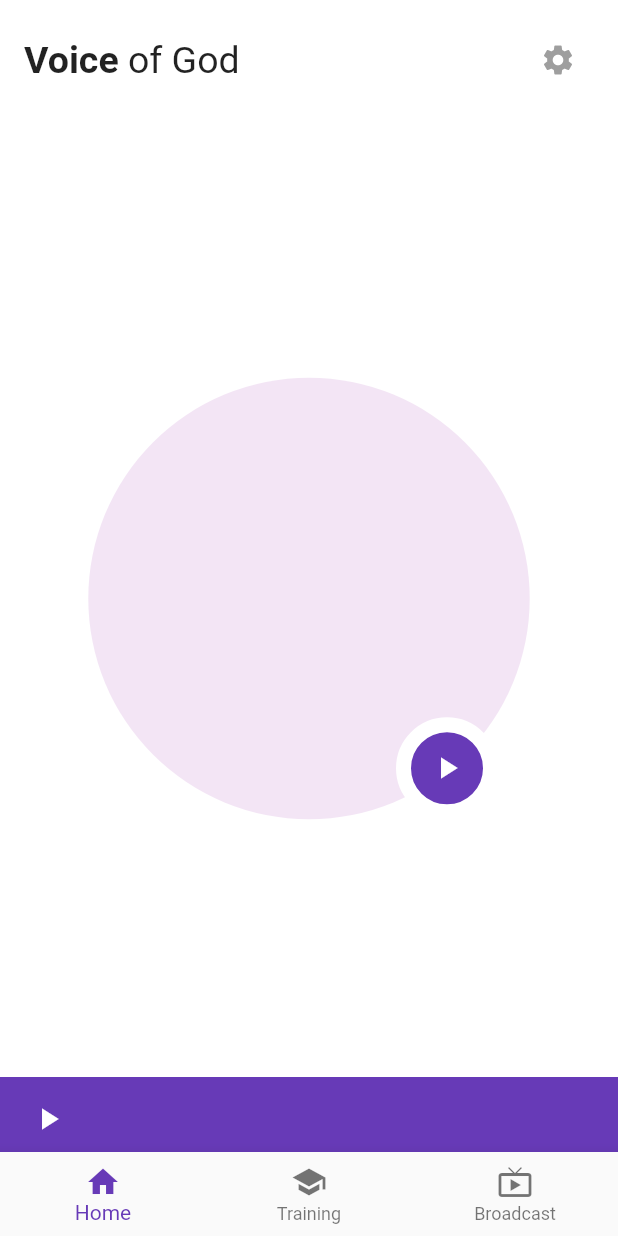
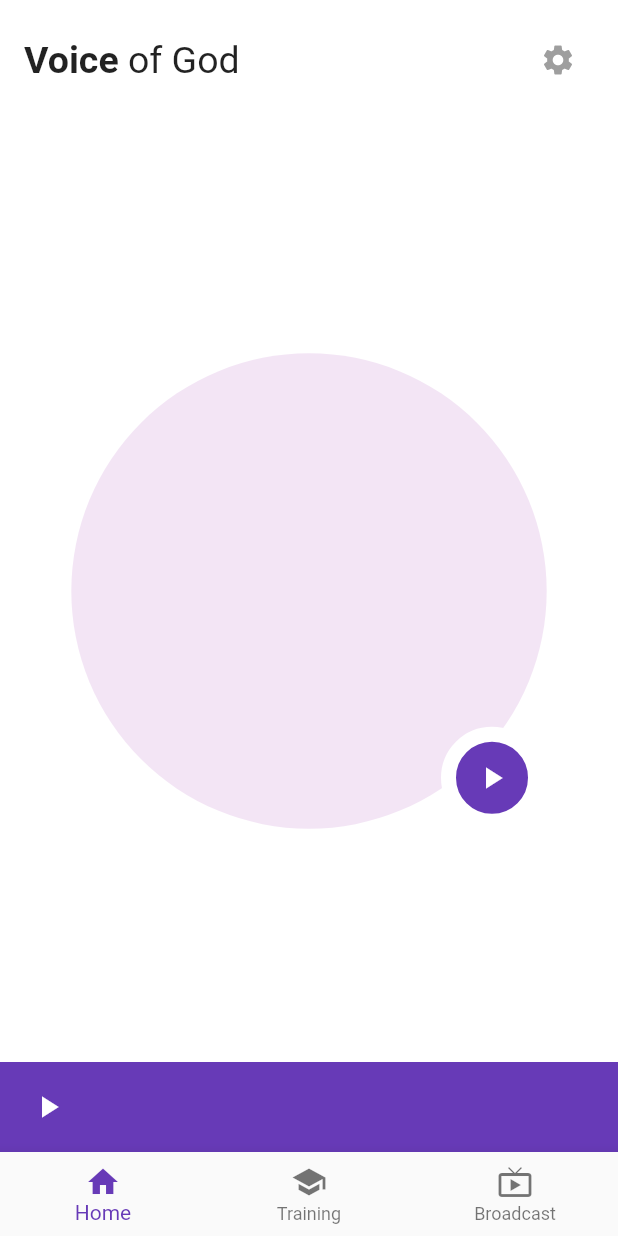
Before and after one commit to ntholi/voice_of_god_mobile, a Flutter app: the screen it shows after launch, on a phone screen of 412 x 824 dp. Run offline on Flutter 3.47's test engine with Material 2 defaults, Android fonts, the light colour scheme and no system bars; our stand-ins replace just_audio.

```diff
--- a/lib/view/home/home_screen.dart
+++ b/lib/view/home/home_screen.dart
@@ -20,14 +20,14 @@ class HomeScreen extends StatelessWidget {
               alignment: AlignmentDirectional.bottomEnd,
               children: [
                 Container(
-                  height: MediaQuery.of(context).size.width / 1.4,
+                  height: MediaQuery.of(context).size.width / 1.3,
                   decoration: BoxDecoration(
                     color: Colors.purple.shade50,
                     shape: BoxShape.circle,
                   ),
                 ),
                 Container(
-                  margin: const EdgeInsets.only(right: 80),
+                  margin: const EdgeInsets.only(right: 50),
                   decoration: BoxDecoration(
                     color: Colors.deepPurple,
                     border: Border.all(color: Colors.white, width: 10),
@@ -44,7 +44,7 @@ class HomeScreen extends StatelessWidget {
               ],
             ),
             Container(
-              height: 50,
+              height: 60,
               decoration: const BoxDecoration(
                 color: Colors.deepPurple,
               ),
--- a/lib/view/player.dart
+++ b/lib/view/player.dart
@@ -51,7 +51,14 @@ class _PlayerState extends State<Player> {
 
     if (state == ProcessingState.loading ||
         state == ProcessingState.buffering) {
-      return const CircularProgressIndicator();
+      return const SizedBox(
+        height: 25,
+        width: 25,
+        child: CircularProgressIndicator(
+          strokeWidth: 2,
+          color: Colors.white,
+        ),
+      );
     } else if (_audioPlayer.playing != true) {
       return IconButton(
         icon: const Icon(Icons.play_arrow, color: Colors.white),
```
Also changed, not shown: 1 other file.
